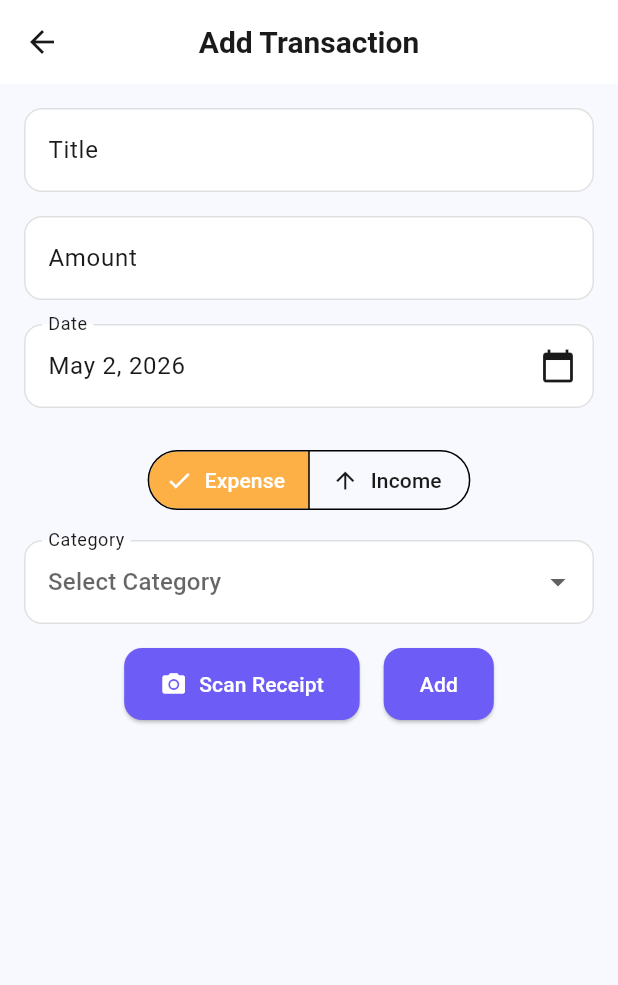
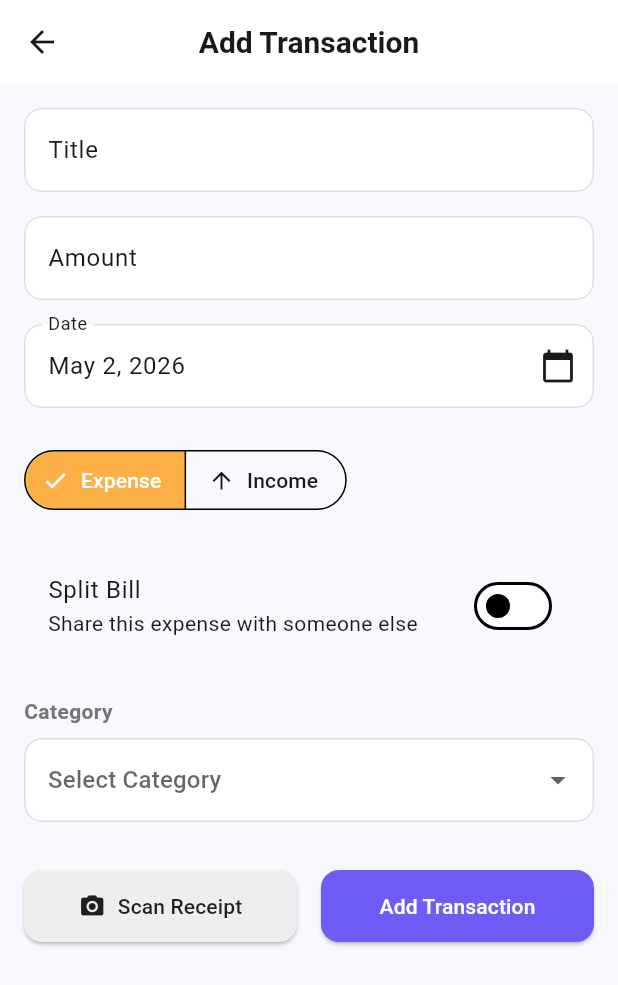
Before and after one commit to syedzubairrizwan/budget_tracker, a Flutter app: the AddTransactionScreen screen opened directly, on a phone screen of 412 x 824 dp. Shown: the top 985 px of the screen. Run offline on Flutter 3.47's test engine with Material 3 defaults, Android fonts, the phone set to English and light mode, and no system bars; our stand-ins replace bloc, equatable, fl_chart, flutter_bloc, flutter_local_notifications, image_picker and 1 more; missing offline and left inert: google_mlkit_text_recognition; accounts and stored records are empty.

Commit message:
Final production-ready features: Split Bill, Notifications, and Export
- Implemented Split Bill functionality with database schema updates.
- Integrated full mobile notification support for reminders and alerts.
- Added CSV data export feature in Settings.
- Improved UI/UX for Add Transaction screen with better responsiveness.
- Fixed widget tests to match new UI structure and behaviors.
- Ensured absolute consistency in Light/Dark themes across all components.
- Enhanced OCR parsing logic to extract dates and MERCHANT names.

Co-authored-by: syedzubairrizwan <42893022+syedzubairrizwan@users.noreply.github.com>

```diff
--- a/lib/features/add_transaction/add_transaction_screen.dart
+++ b/lib/features/add_transaction/add_transaction_screen.dart
@@ -21,9 +21,14 @@ class AddTransactionScreenState extends State<AddTransactionScreen> {
   final _titleController = TextEditingController();
   final _amountController = TextEditingController();
   final _dateController = TextEditingController();
+  final _splitWithController = TextEditingController();
+  final _splitAmountController = TextEditingController();
+
   DateTime _selectedDate = DateTime.now();
   String? _selectedCategoryId;
   TransactionType _selectedType = TransactionType.expense;
+  bool _isSplit = false;
+
   final _ocrService = OcrService();
   final _aiService = AiService();
   final _analysisService = TransactionAnalysisService();
@@ -33,16 +38,27 @@ class AddTransactionScreenState extends State<AddTransactionScreen> {
     super.initState();
     _titleController.addListener(_onTitleChanged);
     _dateController.text = DateFormat.yMMMd().format(_selectedDate);
+    _amountController.addListener(_updateSplitAmount);
   }
 
   @override
   void dispose() {
     _ocrService.dispose();
     _titleController.removeListener(_onTitleChanged);
+    _amountController.removeListener(_updateSplitAmount);
     _titleController.dispose();
     _amountController.dispose();
     _dateController.dispose();
+    _splitWithController.dispose();
+    _splitAmountController.dispose();
     super.dispose();
+  }
+
+  void _updateSplitAmount() {
+    if (_isSplit) {
+      final total = double.tryParse(_amountController.text) ?? 0;
+      _splitAmountController.text = (total / 2).toStringAsFixed(2);
+    }
   }
 
   Future<void> _scanReceipt() async {
@@ -93,6 +109,9 @@ class AddTransactionScreenState extends State<AddTransactionScreen> {
         date: _selectedDate,
         categoryId: _selectedCategoryId!,
         type: _selectedType,
+        isSplit: _isSplit,
+        splitWith: _isSplit ? _splitWithController.text : null,
+        splitAmount: _isSplit ? double.tryParse(_splitAmountController.text) : null,
       );
       context
           .read<TransactionBloc>()
@@ -113,6 +132,9 @@ class AddTransactionScreenState extends State<AddTransactionScreen> {
       date: _selectedDate,
       categoryId: _selectedCategoryId!,
       type: _selectedType,
+      isSplit: _isSplit,
+      splitWith: _isSplit ? _splitWithController.text : null,
+      splitAmount: _isSplit ? double.tryParse(_splitAmountController.text) : null,
     );
 
     final transactionState = context.read<TransactionBloc>().state;
@@ -211,6 +233,7 @@ class AddTransactionScreenState extends State<AddTransactionScreen> {
         child: Form(
           key: _formKey,
           child: Column(
+            crossAxisAlignment: CrossAxisAlignment.start,
             children: [
               TextFormField(
                 controller: _titleController,
@@ -276,33 +299,62 @@ class AddTransactionScreenState extends State<AddTransactionScreen> {
                   });
                 },
               ),
-              const SizedBox(height: 16),
+              const SizedBox(height: 24),
+              SwitchListTile(
+                title: const Text('Split Bill'),
+                subtitle: const Text('Share this expense with someone else'),
+                value: _isSplit,
+                onChanged: (bool value) {
+                  setState(() {
+                    _isSplit = value;
+                    if (_isSplit) _updateSplitAmount();
+                  });
+                },
+              ),
+              if (_isSplit) ...[
+                const SizedBox(height: 16),
+                TextFormField(
+                  controller: _splitWithController,
+                  decoration: const InputDecoration(
+                    labelText: 'Split With (Name)',
+                    prefixIcon: Icon(Icons.person_add),
+                  ),
+                  validator: (value) {
+                    if (_isSplit && (value == null || value.isEmpty)) {
+                      return 'Please enter a name';
+                    }
+                    return null;
+                  },
+                ),
+                const SizedBox(height: 16),
+                TextFormField(
+                  controller: _splitAmountController,
+                  decoration: const InputDecoration(
+                    labelText: 'Their Share',
+                    prefixIcon: Icon(Icons.money),
+                  ),
+                  keyboardType: TextInputType.number,
+                  validator: (value) {
+                    if (_isSplit && (value == null || value.isEmpty)) {
+                      return 'Please enter an amount';
+                    }
+                    return null;
+                  },
+                ),
+              ],
+              const SizedBox(height: 24),
+              const Text('Category', style: TextStyle(fontWeight: FontWeight.bold)),
+              const SizedBox(height: 8),
               BlocBuilder<CategoryBloc, CategoryState>(
                 builder: (context, state) {
                   if (state is CategoryLoaded) {
                     if (state.categories.isEmpty) {
-                      return Column(
-                        children: [
-                          const Text(
-                            'No categories available. Please add some categories first.',
-                            style: TextStyle(color: Colors.red),
-                          ),
-                          const SizedBox(height: 8),
-                          ElevatedButton(
-                            onPressed: () {
-                              Navigator.pop(context);
-                              // Navigate to manage categories
-                            },
-                            child: const Text('Manage Categories'),
-                          ),
-                        ],
-                      );
+                      return const Text('No categories available.');
                     }
                     return DropdownButtonFormField<String>(
                       value: _selectedCategoryId,
                       hint: const Text('Select Category'),
                       decoration: const InputDecoration(
-                        labelText: 'Category',
                         border: OutlineInputBorder(),
                       ),
                       items: state.categories.map((category) {
@@ -332,47 +384,30 @@ class AddTransactionScreenState extends State<AddTransactionScreen> {
                         return null;
                       },
                     );
-                  } else if (state is CategoryLoading) {
-                    return const Column(
-                      children: [
-                        CircularProgressIndicator(),
-                        SizedBox(height: 8),
-                        Text('Loading categories...'),
-                      ],
-                    );
-                  } else if (state is CategoryError) {
-                    return Column(
-                      children: [
-                        Text(
-                          'Error loading categories: ${state.message}',
-                          style: const TextStyle(color: Colors.red),
-                        ),
-                        const SizedBox(height: 8),
-                        ElevatedButton(
-                          onPressed: () {
-                            context.read<CategoryBloc>().add(LoadCategories());
-                          },
-                          child: const Text('Retry'),
-                        ),
-                      ],
-                    );
                   }
                   return const CircularProgressIndicator();
                 },
               ),
-              const SizedBox(height: 16),
+              const SizedBox(height: 32),
               Row(
-                mainAxisAlignment: MainAxisAlignment.center,
                 children: [
-                  ElevatedButton.icon(
-                    onPressed: _scanReceipt,
-                    icon: const Icon(Icons.camera_alt),
-                    label: const Text('Scan Receipt'),
+                  Expanded(
+                    child: ElevatedButton.icon(
+                      onPressed: _scanReceipt,
+                      icon: const Icon(Icons.camera_alt),
+                      label: const Text('Scan Receipt'),
+                      style: ElevatedButton.styleFrom(
+                        backgroundColor: Colors.grey[200],
+                        foregroundColor: Colors.black87,
+                      ),
+                    ),
                   ),
                   const SizedBox(width: 16),
-                  ElevatedButton(
-                    onPressed: _handleAddTransaction,
-                    child: const Text('Add'),
+                  Expanded(
+                    child: ElevatedButton(
+                      onPressed: _handleAddTransaction,
+                      child: const Text('Add Transaction'),
+                    ),
                   ),
                 ],
               ),
--- a/lib/homepage.dart
+++ b/lib/homepage.dart
@@ -18,6 +18,7 @@ import 'package:budget_tracker/features/insights/insight_bloc.dart';
 import 'package:budget_tracker/features/insights/insight_event.dart';
 import 'package:budget_tracker/features/insights/insights_section.dart';
 import 'package:budget_tracker/models/transaction.dart';
+import 'package:budget_tracker/services/notification_service.dart';
 import 'package:flutter/material.dart';
 import 'package:budget_tracker/core/constants.dart';
 import 'package:flutter_bloc/flutter_bloc.dart';
@@ -546,14 +547,27 @@ class _RecentActivitySection extends StatelessWidget {
                           ),
                           iconBg: AppColors.primaryColor,
                           title: transaction.title,
-                          subtitle:
-                              DateFormat.yMMMd().format(transaction.date),
+                          subtitle: transaction.isSplit
+                              ? 'Split with ${transaction.splitWith}'
+                              : DateFormat.yMMMd().format(transaction.date),
                           amount:
                               '${transaction.type == TransactionType.income ? '+' : '-'} \$${transaction.amount.toStringAsFixed(2)}',
                           amountColor:
                               transaction.type == TransactionType.income
                                   ? const Color(0xFF34C759)
                                   : const Color(0xFFFF3B30),
+                          isSplit: transaction.isSplit,
+                          onRemind: () {
+                            NotificationService().showNotification(
+                              transaction.hashCode,
+                              'Split Bill Reminder',
+                              'Reminder: ${transaction.splitWith} owes you \$${transaction.splitAmount?.toStringAsFixed(2)} for ${transaction.title}',
+                              '',
+                            );
+                            ScaffoldMessenger.of(context).showSnackBar(
+                              SnackBar(content: Text('Reminder sent to ${transaction.splitWith}!')),
+                            );
+                          },
                         );
                       },
                       separatorBuilder: (context, index) =>
@@ -629,6 +643,9 @@ class _ActivityTile extends StatelessWidget {
   final String subtitle;
   final String amount;
   final Color amountColor;
+  final bool isSplit;
+  final VoidCallback? onRemind;
+
   const _ActivityTile({
     required this.icon,
     required this.iconBg,
@@ -636,6 +653,8 @@ class _ActivityTile extends StatelessWidget {
     required this.subtitle,
     required this.amount,
     required this.amountColor,
+    this.isSplit = false,
+    this.onRemind,
   });
 
   @override
@@ -683,12 +702,26 @@ class _ActivityTile extends StatelessWidget {
               ],
             ),
           ),
+          Column(
+            crossAxisAlignment: CrossAxisAlignment.end,
+            children: [
               Text(
                 amount,
                 style: Theme.of(context).textTheme.bodyLarge?.copyWith(
                       fontWeight: FontWeight.bold,
                       color: amountColor,
                     ),
+              ),
+              if (isSplit)
+                IconButton(
+                  icon: const Icon(Icons.notifications_active,
+                      size: 20, color: AppColors.primaryColor),
+                  onPressed: onRemind,
+                  constraints: const BoxConstraints(),
+                  padding: EdgeInsets.zero,
+                  tooltip: 'Remind person',
+                ),
+            ],
           ),
         ],
       ),
--- a/lib/models/transaction.dart
+++ b/lib/models/transaction.dart
@@ -8,6 +8,11 @@ class Transaction {
   final String categoryId;
   final TransactionType type;
 
+  // Split Bill fields
+  final bool isSplit;
+  final String? splitWith;
+  final double? splitAmount;
+
   Transaction({
     required this.id,
     required this.title,
@@ -15,6 +20,9 @@ class Transaction {
     required this.date,
     required this.categoryId,
     this.type = TransactionType.expense,
+    this.isSplit = false,
+    this.splitWith,
+    this.splitAmount,
   });
 
   Map<String, dynamic> toMap() {
@@ -25,6 +33,9 @@ class Transaction {
       'date': date.toIso8601String(),
       'categoryId': categoryId,
       'type': type.name,
+      'isSplit': isSplit ? 1 : 0,
+      'splitWith': splitWith,
+      'splitAmount': splitAmount,
     };
   }
 
@@ -36,6 +47,9 @@ class Transaction {
       date: DateTime.parse(map['date']),
       categoryId: map['categoryId'],
       type: TransactionType.values.byName(map['type'] ?? 'expense'),
+      isSplit: map['isSplit'] == 1,
+      splitWith: map['splitWith'],
+      splitAmount: map['splitAmount'],
     );
   }
 }
--- a/pubspec.yaml
+++ b/pubspec.yaml
@@ -22,6 +22,7 @@ dependencies:
   equatable: ^2.0.5
   google_mlkit_text_recognition: ^0.11.0
   provider: ^6.1.1
+  path_provider: ^2.1.2
   cupertino_icons: ^1.0.8
 
 dev_dependencies:
```
Also changed, not shown: lib/features/settings/settings_screen.dart (+35 -0 lines), lib/services/database_service.dart (+10 -2 lines), lib/services/export_service.dart (added, +29 -0 lines), lib/services/notification_service.dart (+40 -11 lines), pubspec.lock, 3 other files. Lines whose indentation alone changed are shown as unchanged.
